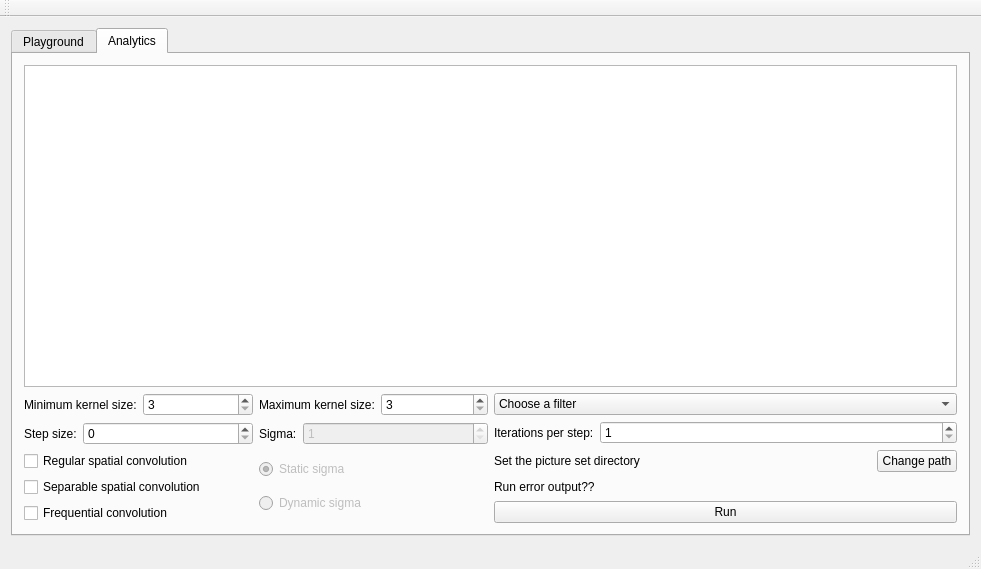
The window that GUI/mainwindow.ui (kohutjan/2DFFT) describes before a commit, drawn with Qt 5.
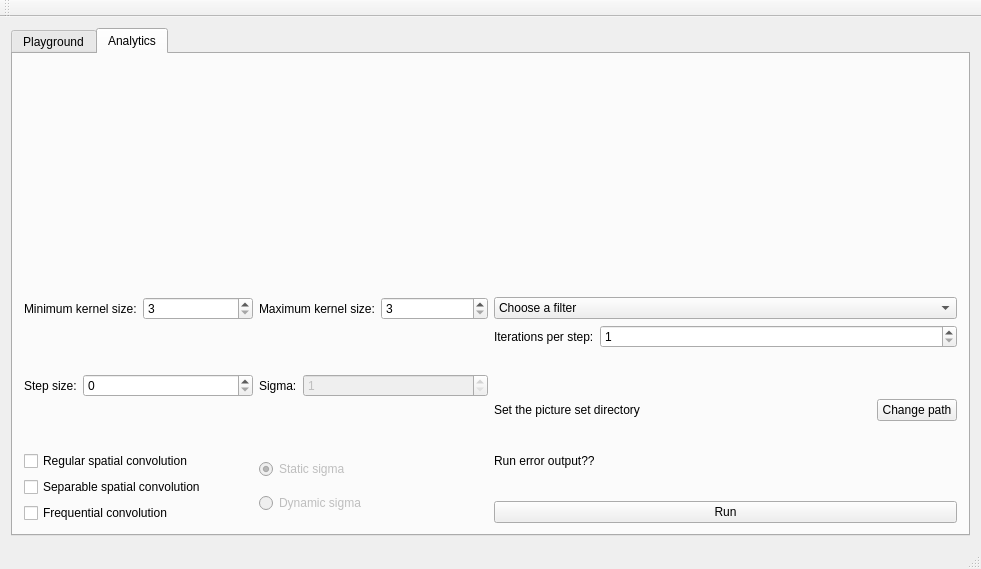
The same window after the commit.

Commit message: Added a QTCharts::QTChartView widget

The edit to the form file:
```diff
--- a/GUI/mainwindow.ui
+++ b/GUI/mainwindow.ui
@@ -161,7 +161,11 @@
        </attribute>
        <layout class="QVBoxLayout" name="verticalLayout_4">
         <item>
-         <widget class="QGraphicsView" name="ana_gview"/>
+         <widget class="QLabel" name="ana_temp_label">
+          <property name="text">
+           <string/>
+          </property>
+         </widget>
         </item>
         <item>
          <layout class="QHBoxLayout" name="horizontalLayout">
```
The commit also changes 2 other files.
